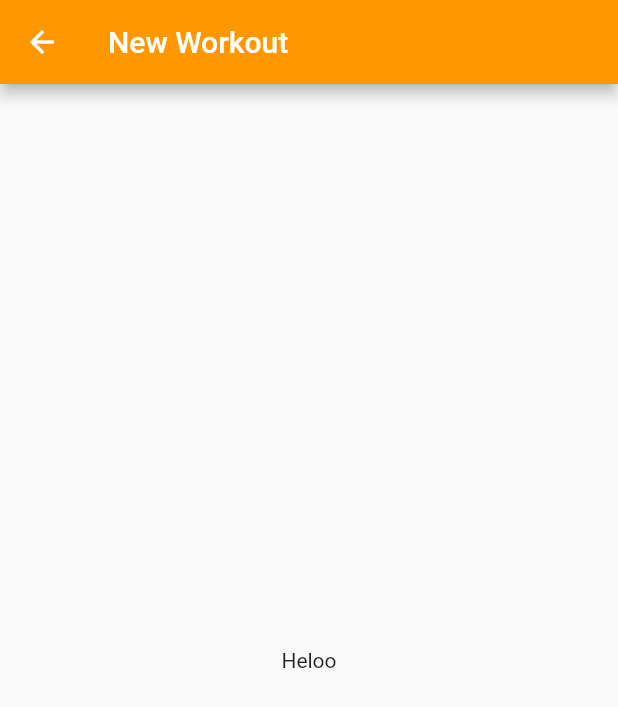
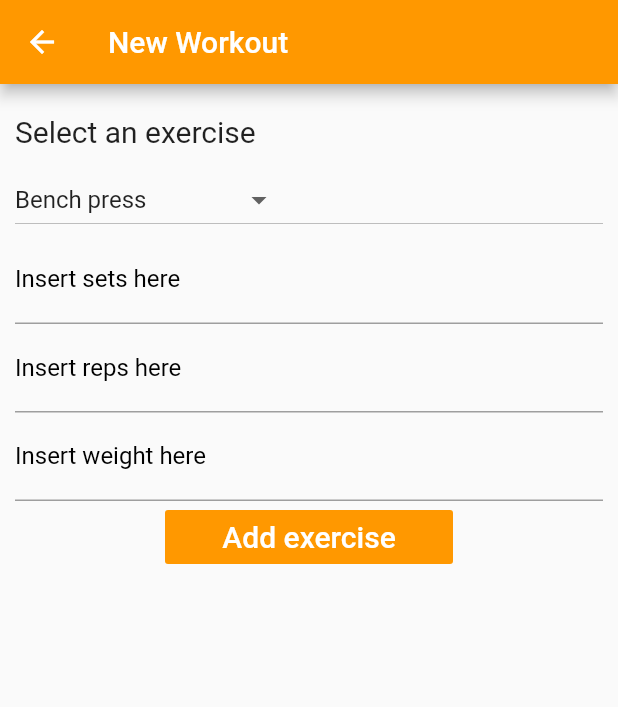
Before and after one commit to CernohorskyVaclav/powerlifting_helper, a Flutter app: the NewWorkout screen opened directly, on a phone screen of 412 x 824 dp. Shown: the top 707 px of the screen. Run offline on Flutter 3.47's test engine with Material 2 defaults, Android fonts, the phone set to English and light mode, and no system bars; our stand-ins replace rflutter_alert.

Commit message:
Workouts 0.2
Přidaný nějaký základní vzhled stránky

```diff
--- a/lib/max_calc_screen.dart
+++ b/lib/max_calc_screen.dart
@@ -45,17 +45,17 @@ class _MaxCalculatorState extends State<MaxCalculator> {
                 ),
                 child: TextField(
                   controller: firstNumberController,
-                  cursorColor: Colors.orange[500],
+                  cursorColor: Colors.black,
                   //obscureText: true,
                   decoration: InputDecoration(
                       labelStyle: new TextStyle(
-                        color: Colors.orange[500],
+                        color: Colors.black,
                       ),
                       enabledBorder: UnderlineInputBorder(
-                        borderSide: BorderSide(color: Colors.orange[500]),
+                        borderSide: BorderSide(color: Colors.grey[500]),
                       ),
                       focusedBorder: UnderlineInputBorder(
-                        borderSide: BorderSide(color: Colors.orange[500]),
+                        borderSide: BorderSide(color: Colors.grey[500]),
                       ),
                       labelText: 'Insert weight here'),
                 ),
@@ -67,17 +67,17 @@ class _MaxCalculatorState extends State<MaxCalculator> {
                 ),
                 child: TextField(
                   controller: secondNumberController,
-                  cursorColor: Colors.orange[500],
+                  cursorColor: Colors.black,
                   //obscureText: true,
                   decoration: InputDecoration(
                       labelStyle: new TextStyle(
-                        color: Colors.orange[500],
+                        color: Colors.black,
                       ),
                       enabledBorder: UnderlineInputBorder(
-                        borderSide: BorderSide(color: Colors.orange[500]),
+                        borderSide: BorderSide(color: Colors.grey[500]),
                       ),
                       focusedBorder: UnderlineInputBorder(
-                        borderSide: BorderSide(color: Colors.orange[500]),
+                        borderSide: BorderSide(color: Colors.grey[500]),
                       ),
                       labelText: 'Insert number of reps here'),
                 ),
--- a/lib/new_workout_screen.dart
+++ b/lib/new_workout_screen.dart
@@ -1,6 +1,13 @@
 import 'package:flutter/material.dart';
 
-class NewWorkout extends StatelessWidget {
+class NewWorkout extends StatefulWidget {
+  @override
+  _NewWorkoutState createState() => _NewWorkoutState();
+}
+
+String dropdownStr = "Bench press";
+
+class _NewWorkoutState extends State<NewWorkout> {
   @override
   Widget build(BuildContext context) {
     return Scaffold(
@@ -9,8 +16,138 @@ class NewWorkout extends StatelessWidget {
         backgroundColor: Colors.orange[500],
       ),
       body: Center(
-        child: Text("Heloo"),
+        child: ButtonTheme(
+          child: ListView(
+            padding: const EdgeInsets.all(10),
+            children: <Widget>[
+              Padding(
+                padding: EdgeInsets.symmetric(
+                  vertical: 10,
+                ),
+                child: Text(
+                  "Select an exercise",
+                  style: TextStyle(
+                    fontSize: 20,
+                  ),
+                ),
+              ),
+              Padding(
+                padding: EdgeInsets.symmetric(
+                  vertical: 0,
+                ),
+                child: DropdownButton<String>(
+                  value: dropdownStr,
+                  onChanged: (String newValue) {
+                    setState(() {
+                      dropdownStr = newValue;
+                    });
+                  },
+                  items: <String>[
+                    "Bench press",
+                    "Back squat",
+                    "Conventional deadlift",
+                    "Sumo deadlift",
+                    "Touch & go BP",
+                    "Long paused BP",
+                    "Front squat",
+                    "Paused squat",
+                    "Paused deadlift",
+                  ].map<DropdownMenuItem<String>>((String value) {
+                    return DropdownMenuItem<String>(
+                      value: value,
+                      child: Text(value),
+                    );
+                  }).toList(),
+                ),
+              ),
+              Padding(
+                padding: EdgeInsets.symmetric(
+                  vertical: 0,
+                  horizontal: 0,
+                ),
+                child: TextField(
+                  //controller: firstNumberController,
+                  cursorColor: Colors.black,
+                  //obscureText: true,
+                  decoration: InputDecoration(
+                      labelStyle: new TextStyle(
+                        color: Colors.black,
+                      ),
+                      enabledBorder: UnderlineInputBorder(
+                        borderSide: BorderSide(color: Colors.grey[500]),
+                      ),
+                      focusedBorder: UnderlineInputBorder(
+                        borderSide: BorderSide(color: Colors.grey[500]),
+                      ),
+                      labelText: 'Insert sets here'),
+                ),
+              ),
+              Padding(
+                padding: EdgeInsets.symmetric(
+                  vertical: 0,
+                  horizontal: 0,
+                ),
+                child: TextField(
+                  //controller: firstNumberController,
+                  cursorColor: Colors.black,
+                  //obscureText: true,
+                  decoration: InputDecoration(
+                      labelStyle: new TextStyle(
+                        color: Colors.black,
+                      ),
+                      enabledBorder: UnderlineInputBorder(
+                        borderSide: BorderSide(color: Colors.grey[500]),
+                      ),
+                      focusedBorder: UnderlineInputBorder(
+                        borderSide: BorderSide(color: Colors.grey[500]),
+                      ),
+                      labelText: 'Insert reps here'),
+                ),
+              ),
+              Padding(
+                padding: EdgeInsets.symmetric(
+                  vertical: 0,
+                  horizontal: 0,
+                ),
+                child: TextField(
+                  //controller: firstNumberController,
+                  cursorColor: Colors.black,
+                  //obscureText: true,
+                  decoration: InputDecoration(
+                      labelStyle: new TextStyle(
+                        color: Colors.black,
+                      ),
+                      enabledBorder: UnderlineInputBorder(
+                        borderSide: BorderSide(color: Colors.grey[500]),
+                      ),
+                      focusedBorder: UnderlineInputBorder(
+                        borderSide: BorderSide(color: Colors.grey[500]),
+                      ),
+                      labelText: 'Insert weight here'),
+                ),
+              ),
+              Padding(
+                padding: EdgeInsets.symmetric(
+                  horizontal: 100,
+                ),
+                child: FlatButton(
+                  color: Colors.orange[500],
+                  textColor: Colors.white,
+                  onPressed: () {},
+                  child: Text(
+                    "Add exercise",
+                    style: TextStyle(
+                      fontSize: 20,
+                    ),
+                  ),
+                ),
+              ),
+            ],
+          ),
+        ),
       ),
     );
   }
 }
+
+class StatefulWidgetWidget {}
--- a/lib/rpe_calc_screen.dart
+++ b/lib/rpe_calc_screen.dart
@@ -107,17 +107,17 @@ class _RpeCalculatorState extends State<RpeCalculator> {
                 ),
                 child: TextField(
                   controller: thirdNumberController,
-                  cursorColor: Colors.orange[500],
+                  cursorColor: Colors.black,
                   //obscureText: true,
                   decoration: InputDecoration(
                       labelStyle: new TextStyle(
-                        color: Colors.orange[500],
+                        color: Colors.black,
                       ),
                       enabledBorder: UnderlineInputBorder(
-                        borderSide: BorderSide(color: Colors.orange[500]),
+                        borderSide: BorderSide(color: Colors.grey[500]),
                       ),
                       focusedBorder: UnderlineInputBorder(
-                        borderSide: BorderSide(color: Colors.orange[500]),
+                        borderSide: BorderSide(color: Colors.grey[500]),
                       ),
                       labelText: 'Insert reps here (1 - 10)'),
                 ),
@@ -129,17 +129,17 @@ class _RpeCalculatorState extends State<RpeCalculator> {
                 ),
                 child: TextField(
                   controller: fourthNumberController,
-                  cursorColor: Colors.orange[500],
+                  cursorColor: Colors.black,
                   //obscureText: true,
                   decoration: InputDecoration(
                       labelStyle: new TextStyle(
-                        color: Colors.orange[500],
+                        color: Colors.black,
                       ),
                       enabledBorder: UnderlineInputBorder(
-                        borderSide: BorderSide(color: Colors.orange[500]),
+                        borderSide: BorderSide(color: Colors.grey[500]),
                       ),
                       focusedBorder: UnderlineInputBorder(
-                        borderSide: BorderSide(color: Colors.orange[500]),
+                        borderSide: BorderSide(color: Colors.grey[500]),
                       ),
                       labelText: 'Insert RPE here (6.5 - 10)'),
                 ),
--- a/lib/stats_screen.dart
+++ b/lib/stats_screen.dart
@@ -4,7 +4,7 @@ class Stats extends StatelessWidget {
   @override
   Widget build(BuildContext context) {
     return Center(
-      child: Text('Calculators'),
+      child: Text(''),
     );
   }
 }
```
